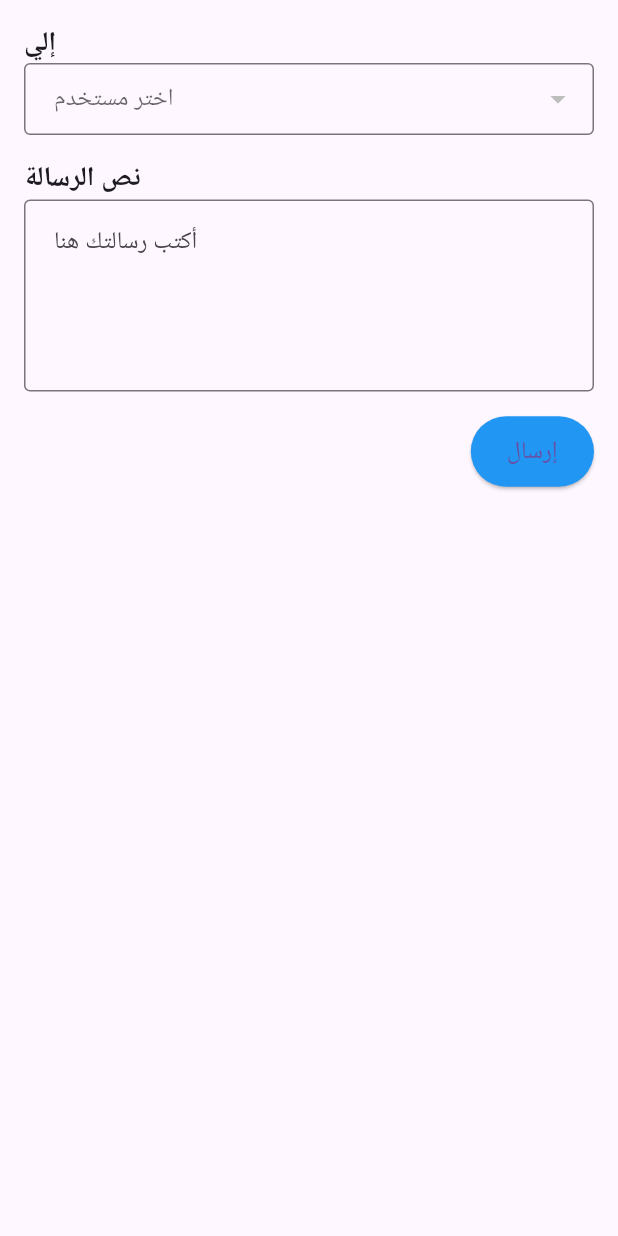
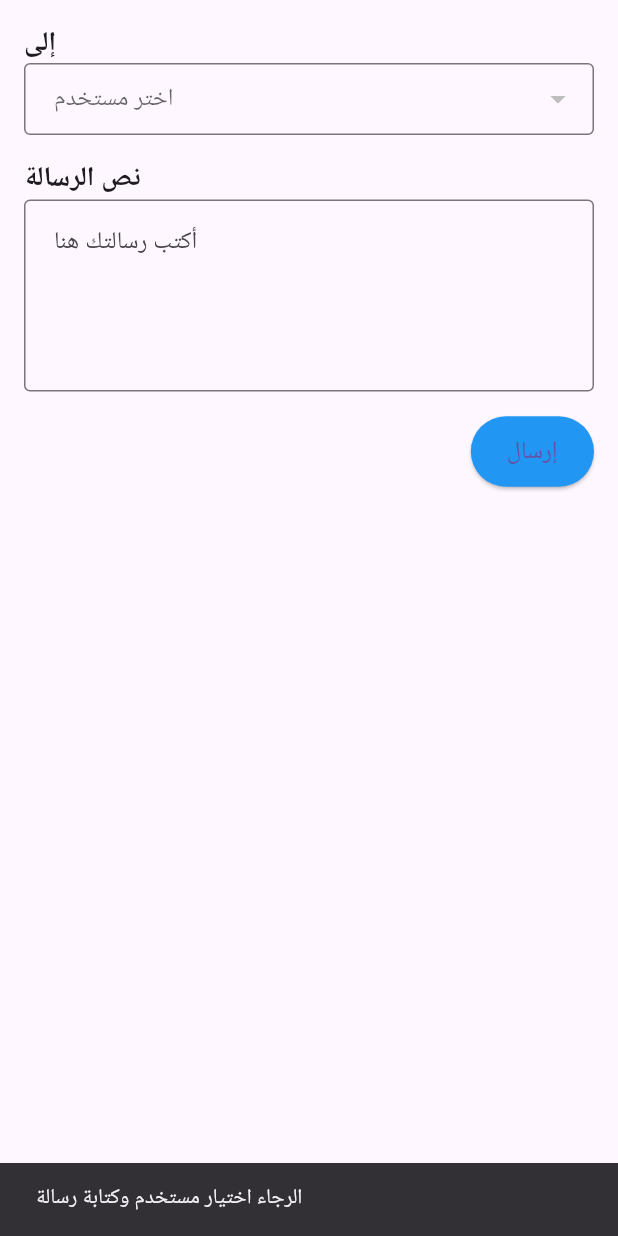
Before and after one commit to ahmedfarag123/puremindapp, a Flutter app: the ContactUserPage screen opened directly, after a tap on "إرسال", on a phone screen of 412 x 824 dp. Run offline on Flutter 3.47's test engine with Material 3 defaults, Android fonts, the phone set to English and light mode, and no system bars; our stand-ins replace fl_chart, youtube_player_flutter.

Commit message:
8-11-2024 .. 9:29 am

```diff
--- a/lib/ContactUserPage.dart
+++ b/lib/ContactUserPage.dart
@@ -36,6 +36,39 @@ class _ContactUserPageState extends State<ContactUserPage> {
     }
   }
 
+  Future<void> _sendMessageToUser() async {
+    if (_selectedUser != null && _messageController.text.isNotEmpty) {
+      final Directory directory = await getApplicationDocumentsDirectory();
+      final File file = File('${directory.path}/messages.json');
+
+      Map<String, dynamic> messagesData = {};
+
+      if (await file.exists()) {
+        String jsonString = await file.readAsString();
+        messagesData = json.decode(jsonString);
+      }
+
+      String selectedUser = _selectedUser!; // التأكيد أن القيمة غير null
+      List<String> userMessages = messagesData[selectedUser] != null
+          ? List<String>.from(messagesData[selectedUser])
+          : [];
+      userMessages.add(_messageController.text);
+
+      messagesData[selectedUser] = userMessages;
+      await file.writeAsString(json.encode(messagesData));
+
+      ScaffoldMessenger.of(context).showSnackBar(
+        SnackBar(content: Text('تم إرسال الرسالة إلى $selectedUser')),
+      );
+
+      _messageController.clear();
+    } else {
+      ScaffoldMessenger.of(context).showSnackBar(
+        SnackBar(content: Text('الرجاء اختيار مستخدم وكتابة رسالة')),
+      );
+    }
+  }
+
   @override
   Widget build(BuildContext context) {
     return Scaffold(
@@ -47,7 +80,7 @@ class _ContactUserPageState extends State<ContactUserPage> {
             children: [
               // Dropdown for user selection
               Text(
-                'إلي',
+                'إلى',
                 style: TextStyle(fontSize: 18, fontWeight: FontWeight.bold),
               ),
               DropdownButtonFormField<String>(
@@ -93,9 +126,7 @@ class _ContactUserPageState extends State<ContactUserPage> {
               Align(
                 alignment: Alignment.centerRight,
                 child: ElevatedButton(
-                  onPressed: () {
-                    // Action for sending the message
-                  },
+                  onPressed: _sendMessageToUser,
                   style: ElevatedButton.styleFrom(
                     backgroundColor: Colors.blue,
                     padding: EdgeInsets.symmetric(horizontal: 24, vertical: 12),
```
Also changed, not shown: lib/UserHomePage.dart (+14 -3 lines), lib/messages.dart (added, +60 -0 lines).
